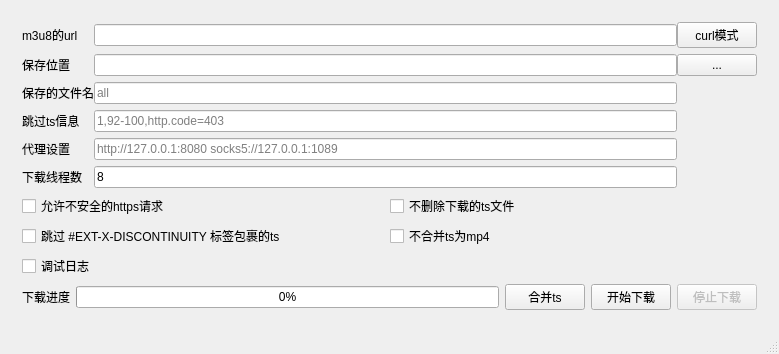
This is m3u8d-qt/mainwindow.ui in orestonce/m3u8d as Qt 5 draws it before an edit. The edited form follows.
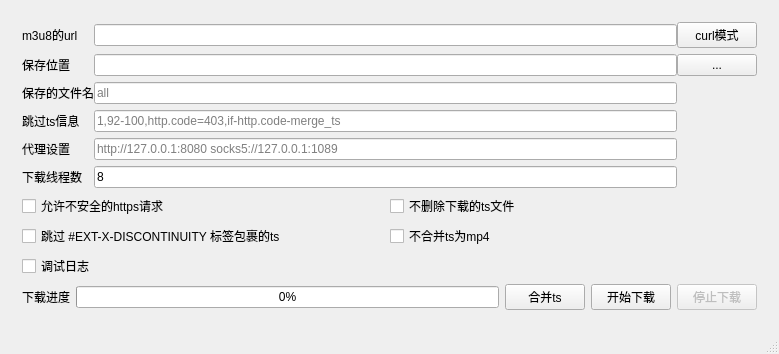
This is the edited form.

Commit message: 更新gomedia，修复输出4GB以上的mp4无法播放问题 支持if-http.code-merge_ts的跳过ts选项

Patch:
```diff
--- a/m3u8d-qt/mainwindow.ui
+++ b/m3u8d-qt/mainwindow.ui
@@ -54,7 +54,7 @@
           <item row="4" column="1">
            <widget class="QLineEdit" name="lineEdit_SkipTsExpr">
             <property name="placeholderText">
-             <string>1,92-100,http.code=403</string>
+             <string>1,92-100,http.code=403,if-http.code-merge_ts</string>
             </property>
            </widget>
           </item>
```
The commit also changes 4 other files.
